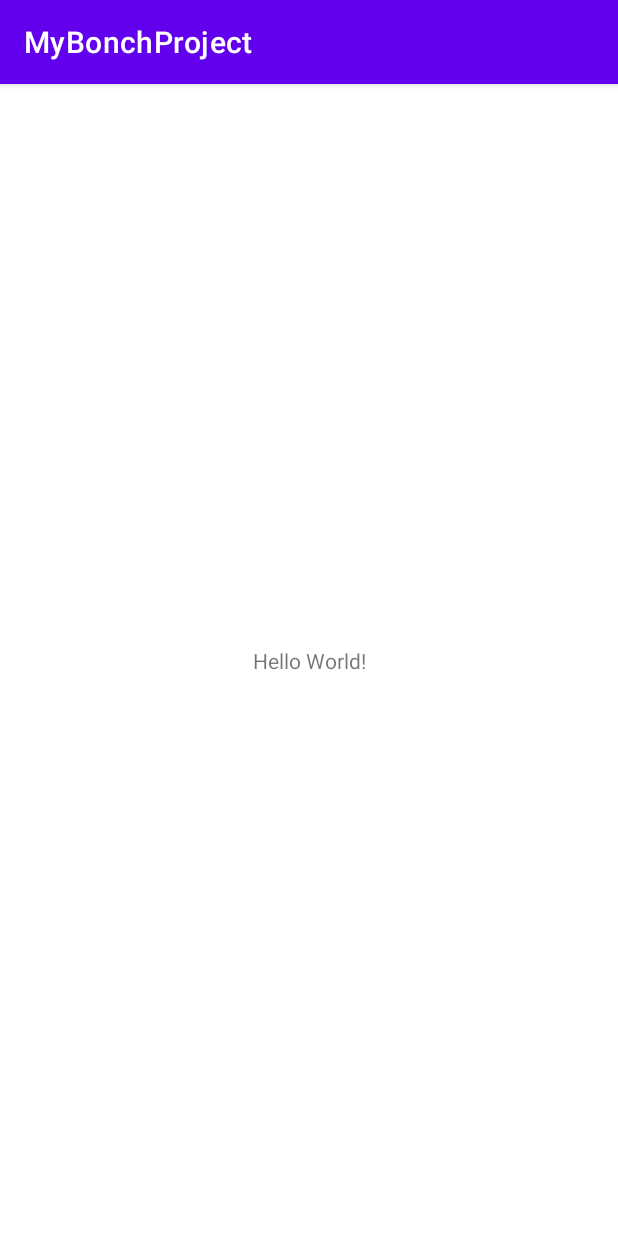
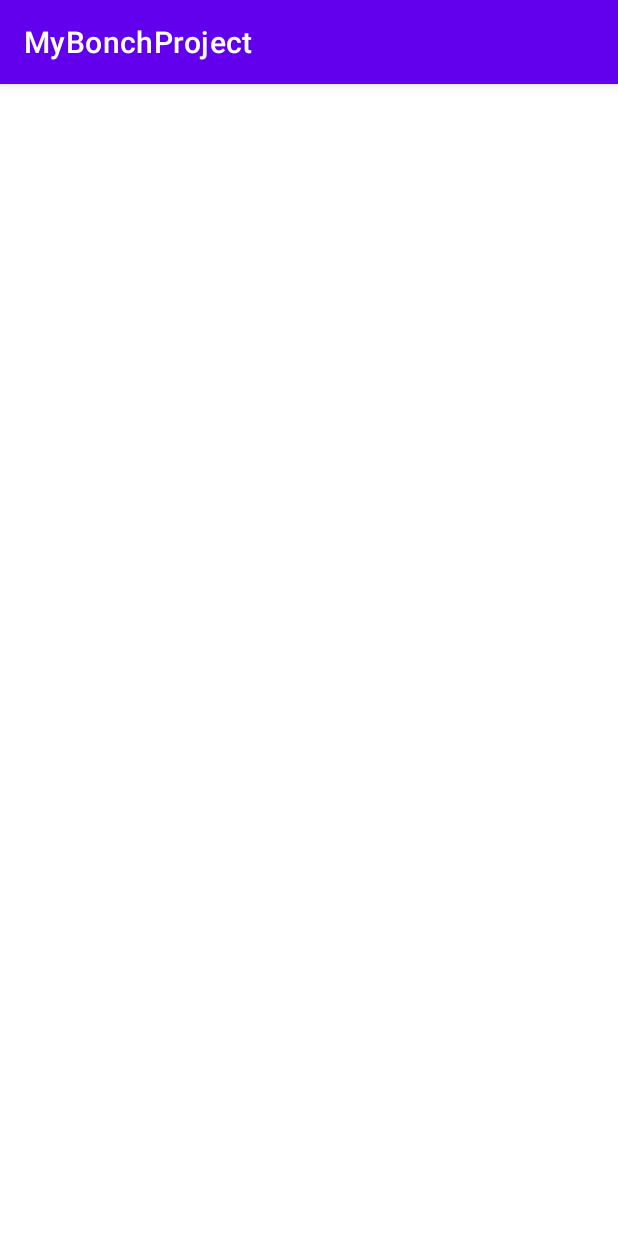
Before and after one commit to TinTin849/MyBonchProject, an Android app: the screen it shows after launch (MainActivity), on a phone screen of 412 x 824 dp. Run offline under Robolectric (Android 15) with nearby library versions, the phone set to English and light mode, and no system bars.

Commit message:
clearing project

```diff
--- a/app/src/main/java/com/example/mybonchproject/MainActivity.kt
+++ b/app/src/main/java/com/example/mybonchproject/MainActivity.kt
@@ -2,10 +2,15 @@
 
 import androidx.appcompat.app.AppCompatActivity
 import android.os.Bundle
+import android.service.autofill.OnClickAction
+import android.view.View
 
 class MainActivity : AppCompatActivity() {
     override fun onCreate(savedInstanceState: Bundle?) {
         super.onCreate(savedInstanceState)
         setContentView(R.layout.activity_main)
     }
+
+    fun onPush(onClickAction: OnClickAction){
+    }
 }
--- a/app/src/main/res/layout/activity_main.xml
+++ b/app/src/main/res/layout/activity_main.xml
@@ -4,15 +4,4 @@
     xmlns:tools="http://schemas.android.com/tools"
     android:layout_width="match_parent"
     android:layout_height="match_parent"
-    tools:context=".MainActivity">
-
-    <TextView
-        android:layout_width="wrap_content"
-        android:layout_height="wrap_content"
-        android:text="Hello World!"
-        app:layout_constraintBottom_toBottomOf="parent"
-        app:layout_constraintLeft_toLeftOf="parent"
-        app:layout_constraintRight_toRightOf="parent"
-        app:layout_constraintTop_toTopOf="parent" />
-
-</androidx.constraintlayout.widget.ConstraintLayout>
+    tools:context=".MainActivity"/>
```
